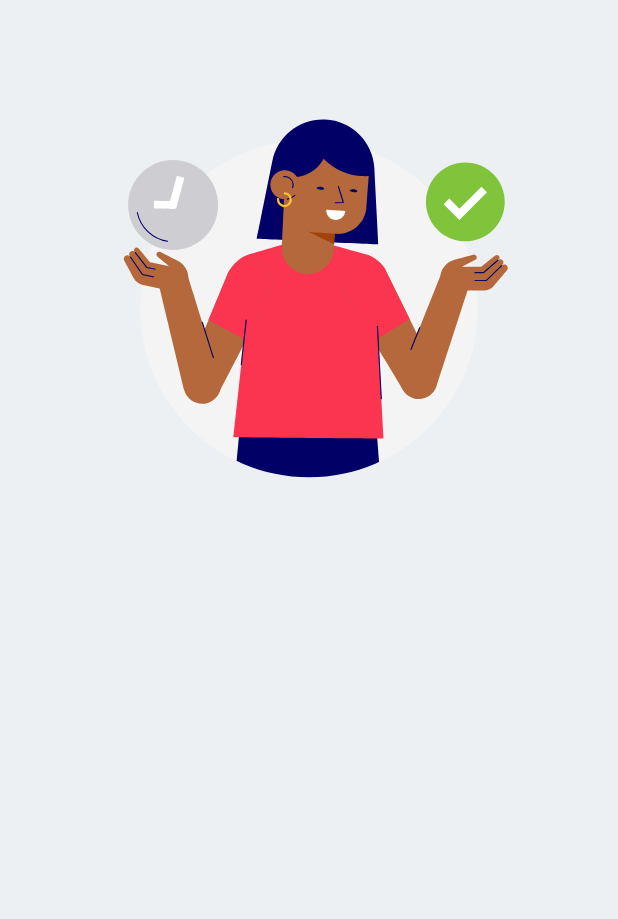
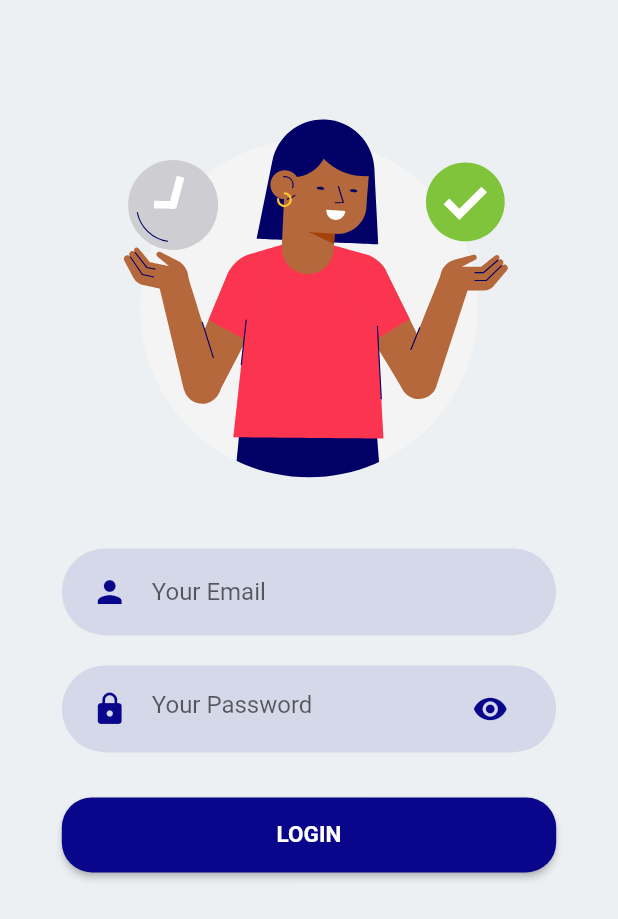
Before and after one commit to abdulwahabone/doit, a Flutter app: the screen it shows after launch, on a phone screen of 412 x 824 dp. Shown: the top 919 px of the screen. Run offline on Flutter 3.47's test engine with Material 2 defaults, Android fonts, the phone set to English and light mode, and no system bars; our stand-ins replace email_validator, lottie, shared_preferences, top_snackbar_flutter.

Commit message:
Adding Login Screen

```diff
--- /dev/null
+++ b/lib/common/buttons/roundedButton.dart
@@ -0,0 +1,45 @@
+import 'package:flutter/material.dart';
+
+import 'package:doit/theme/colors.dart';
+
+class RoundedButton extends StatelessWidget {
+  final String text;
+  final Function onPressed;
+
+  final Color color, textColor;
+  const RoundedButton({
+    Key? key,
+    required this.text,
+    required this.onPressed,
+    this.color = CustomColors.accentColor,
+    this.textColor = Colors.white,
+  }) : super(key: key);
+
+  @override
+  Widget build(BuildContext context) {
+    Size size = MediaQuery.of(context).size;
+    return SizedBox(
+      width: size.width * 0.8,
+      height: 50,
+      child: ElevatedButton(
+        style: ButtonStyle(
+          backgroundColor: MaterialStateProperty.all<Color>(color),
+          shape: MaterialStateProperty.all<RoundedRectangleBorder>(
+            RoundedRectangleBorder(
+              borderRadius: BorderRadius.circular(20),
+            ),
+          ),
+        ),
+        onPressed: () => onPressed(),
+        child: Text(
+          text,
+          style: TextStyle(
+            color: textColor,
+            fontSize: 15,
+            fontWeight: FontWeight.bold,
+          ),
+        ),
+      ),
+    );
+  }
+}
--- /dev/null
+++ b/lib/common/fields/fieldContainer.dart
@@ -0,0 +1,29 @@
+import 'package:flutter/material.dart';
+
+import 'package:doit/theme/colors.dart';
+
+class TextFieldContainer extends StatelessWidget {
+  final Widget child;
+  final Color fieldBackgroundColor;
+
+  const TextFieldContainer(
+      {Key? key,
+      required this.child,
+      this.fieldBackgroundColor = CustomColors.accentColor})
+      : super(key: key);
+
+  @override
+  Widget build(BuildContext context) {
+    Size size = MediaQuery.of(context).size;
+    return Container(
+      margin: EdgeInsets.symmetric(vertical: 10),
+      padding: EdgeInsets.symmetric(horizontal: 20, vertical: 5),
+      width: size.width * 0.8,
+      decoration: BoxDecoration(
+        color: fieldBackgroundColor.withOpacity(0.1),
+        borderRadius: BorderRadius.circular(29),
+      ),
+      child: child,
+    );
+  }
+}
--- /dev/null
+++ b/lib/common/fields/inputField.dart
@@ -0,0 +1,79 @@
+import 'package:doit/theme/colors.dart';
+import 'package:email_validator/email_validator.dart';
+import 'package:flutter/material.dart';
+
+import 'package:doit/common/fields/fieldContainer.dart';
+
+class InputField extends StatefulWidget {
+  final String hintText;
+  final IconData icon;
+  final TextEditingController controller;
+  final Color iconColor;
+  final bool isPasswordField;
+  final bool isEmail;
+
+  const InputField({
+    Key? key,
+    required this.hintText,
+    required this.icon,
+    required this.controller,
+    this.isPasswordField = false,
+    this.isEmail = false,
+    this.iconColor = CustomColors.accentColor,
+  }) : super(key: key);
+
+  @override
+  _InputFieldState createState() => _InputFieldState();
+}
+
+class _InputFieldState extends State<InputField> {
+  late bool _obscureText;
+  void obscureText(bool value) => setState(() => _obscureText = value);
+
+  @override
+  void initState() {
+    _obscureText = widget.isPasswordField;
+    super.initState();
+  }
+
+  @override
+  Widget build(BuildContext context) {
+    Widget suffixIcon = GestureDetector(
+      onTap: () => setState(() => _obscureText = !_obscureText),
+      child: Icon(
+        _obscureText ? Icons.visibility : Icons.visibility_off,
+        semanticLabel: _obscureText ? 'show password' : 'hide password',
+        color: widget.iconColor,
+      ),
+    );
+
+    return TextFieldContainer(
+      child: TextFormField(
+        autovalidateMode: AutovalidateMode.disabled,
+        autocorrect: false,
+        obscureText: _obscureText,
+        cursorColor: widget.iconColor,
+        controller: widget.controller,
+        decoration: InputDecoration(
+          icon: Icon(
+            widget.icon,
+            color: widget.iconColor,
+          ),
+          hintText: widget.hintText,
+          suffixIcon: widget.isPasswordField ? suffixIcon : null,
+          border: InputBorder.none,
+        ),
+        validator: (value) {
+          if (value == null || value.isEmpty) {
+            return 'Please enter some text';
+          }
+          if (widget.isEmail) {
+            final bool isValid = EmailValidator.validate(value);
+            if (!isValid) return 'Invalid Email';
+          }
+          return null;
+        },
+      ),
+    );
+  }
+}
--- /dev/null
+++ b/lib/common/snackBar/appSnackBar.dart
@@ -0,0 +1,13 @@
+import 'package:top_snackbar_flutter/top_snack_bar.dart';
+import 'package:top_snackbar_flutter/custom_snack_bar.dart';
+
+class AppSnackBar {
+  Future<void> showSnackBar(context, message) async {
+    return showTopSnackBar(
+      context,
+      CustomSnackBar.error(
+        message: message,
+      ),
+    );
+  }
+}
--- /dev/null
+++ b/lib/constants/apis.dart
@@ -0,0 +1 @@
+const String baseUrl = 'https://jsonplaceholder.typicode.com';
--- /dev/null
+++ b/lib/constants/errorMessages.dart
@@ -0,0 +1 @@
+const String inValidCredentialsErrorMessage = 'Invalid Email or Password';
--- a/lib/main.dart
+++ b/lib/main.dart
@@ -25,9 +25,9 @@ class MyApp extends StatelessWidget {
         ChangeNotifierProvider.value(value: DashboardProvider()),
       ],
       child: Consumer<LoginProvider>(
-        builder: (ctx, setupProvider, _) => MaterialApp(
+        builder: (ctx, loginProvider, _) => MaterialApp(
           theme: CustomTheme.lightTheme,
-          home: setupProvider.isUserAuthenticated ? Dashboard() : Login(),
+          home: loginProvider.isUserAuthenticated ? Dashboard() : Login(),
           routes: {
             '/dashboard': (ctx) => Dashboard(),
             '/login': (ctx) => Login(),
--- a/lib/provider/loginProvider.dart
+++ b/lib/provider/loginProvider.dart
@@ -1,8 +1,36 @@
+import 'dart:convert';
+import 'package:flutter/material.dart';
+import 'package:http/http.dart' as http;
+
+import 'package:doit/constants/apis.dart';
 import 'package:doit/utils/sharedPrefs.dart';
-import 'package:flutter/material.dart';
+import 'package:doit/constants/errorMessages.dart';
 
 class LoginProvider extends ChangeNotifier {
-  bool _isUserAuthenticated = SharedPrefs().isUserAuthenticated;
+  int? userToken = SharedPrefs().authToken;
+  bool isUserAuthenticated = SharedPrefs().isUserAuthenticated;
 
-  bool get isUserAuthenticated => _isUserAuthenticated;
+  bool get userAuthenticated => isUserAuthenticated;
+
+  Future<void> signIn(String email, String password) async {
+    Uri url = Uri.parse(baseUrl + '/users/?email=${email.capitalize()}');
+    try {
+      var response = await http.get(url);
+      final responseData = json.decode(response.body) as List;
+      if (responseData.isEmpty) return Future.error(inValidCredentialsErrorMessage);
+      int userId = responseData[0]['id'];
+      userToken = userId;
+      isUserAuthenticated = true;
+      SharedPrefs().setAuthToken(userId);
+      notifyListeners();
+    } catch (e) {
+      Future.error(e.toString());
+    }
+  }
 }
+
+extension StringExtension on String {
+  String capitalize() {
+    return "${this[0].toUpperCase()}${this.substring(1)}";
+  }
+}
--- a/lib/screens/login.dart
+++ b/lib/screens/login.dart
@@ -1,5 +1,11 @@
+import 'package:doit/common/buttons/roundedButton.dart';
+import 'package:doit/common/snackBar/appSnackBar.dart';
+import 'package:doit/provider/LoginProvider.dart';
+import 'package:flutter/material.dart';
+import 'package:provider/provider.dart';
+
+import 'package:doit/common/fields/InputField.dart';
 import 'package:doit/common/lottie/loginHeaderImage.dart';
-import 'package:flutter/material.dart';
 
 class Login extends StatefulWidget {
   Login({Key? key}) : super(key: key);
@@ -9,6 +15,21 @@ class Login extends StatefulWidget {
 }
 
 class _LoginState extends State<Login> {
+  final GlobalKey<FormState> _formKey = GlobalKey();
+  TextEditingController emailController = new TextEditingController();
+  TextEditingController passwordController = new TextEditingController();
+
+  Future<void> _submit() async {
+    bool validate = _formKey.currentState!.validate();
+    if (validate) {
+      await Provider.of<LoginProvider>(context, listen: false)
+          .signIn(emailController.text, passwordController.text)
+          .catchError(
+            (e) => AppSnackBar().showSnackBar(context, e),
+          );
+    }
+  }
+
   @override
   Widget build(BuildContext context) {
     return Scaffold(
@@ -24,13 +45,41 @@ class _LoginState extends State<Login> {
                   ? constraints.maxWidth * 0.9
                   : _buttonMaxWidth * 0.9;
 
-              return Column(
+              return SingleChildScrollView(
+                child: Column(
                   children: [
                     Padding(
                       padding: EdgeInsets.only(top: _topPadding),
                       child: LoginHeaderImager(),
                     ),
+                    Form(
+                      key: _formKey,
+                      child: Column(
+                        children: [
+                          InputField(
+                            hintText: 'Your Email',
+                            controller: emailController,
+                            icon: Icons.person,
+                            isEmail: true,
+                          ),
+                          InputField(
+                            hintText: 'Your Password',
+                            isPasswordField: true,
+                            controller: passwordController,
+                            icon: Icons.lock,
+                          ),
                         ],
+                      ),
+                    ),
+                    Padding(
+                      padding: EdgeInsets.only(top: 20),
+                      child: RoundedButton(
+                        text: 'LOGIN',
+                        onPressed: () => _submit(),
+                      ),
+                    ),
+                  ],
+                ),
               );
             },
           ),
--- a/lib/theme/colors.dart
+++ b/lib/theme/colors.dart
@@ -2,4 +2,5 @@ import 'package:flutter/material.dart';
 
 class CustomColors {
   static const Color backGround = const Color(0xFFECF0F3);
+  static const Color accentColor = const Color(0xFF0A068B);
 }
--- a/lib/theme/customTheme.dart
+++ b/lib/theme/customTheme.dart
@@ -6,6 +6,7 @@ class CustomTheme {
   static ThemeData get lightTheme {
     return ThemeData(
       primaryColor: CustomColors.backGround,
+      accentColor: CustomColors.accentColor,
       scaffoldBackgroundColor: CustomColors.backGround,
       backgroundColor: CustomColors.backGround,
     );
--- a/pubspec.yaml
+++ b/pubspec.yaml
@@ -12,9 +12,12 @@ dependencies:
   flutter:
     sdk: flutter
   cupertino_icons: ^1.0.2
+  email_validator: ^2.0.1
+  http: ^0.13.1
   lottie: ^1.0.1
   provider: ^5.0.0
   shared_preferences: ^2.0.5
+  top_snackbar_flutter: ^1.0.0
 
 dev_dependencies:
   flutter_test:
```
Also changed, not shown: pubspec.lock. Lines whose indentation alone changed are shown as unchanged.
